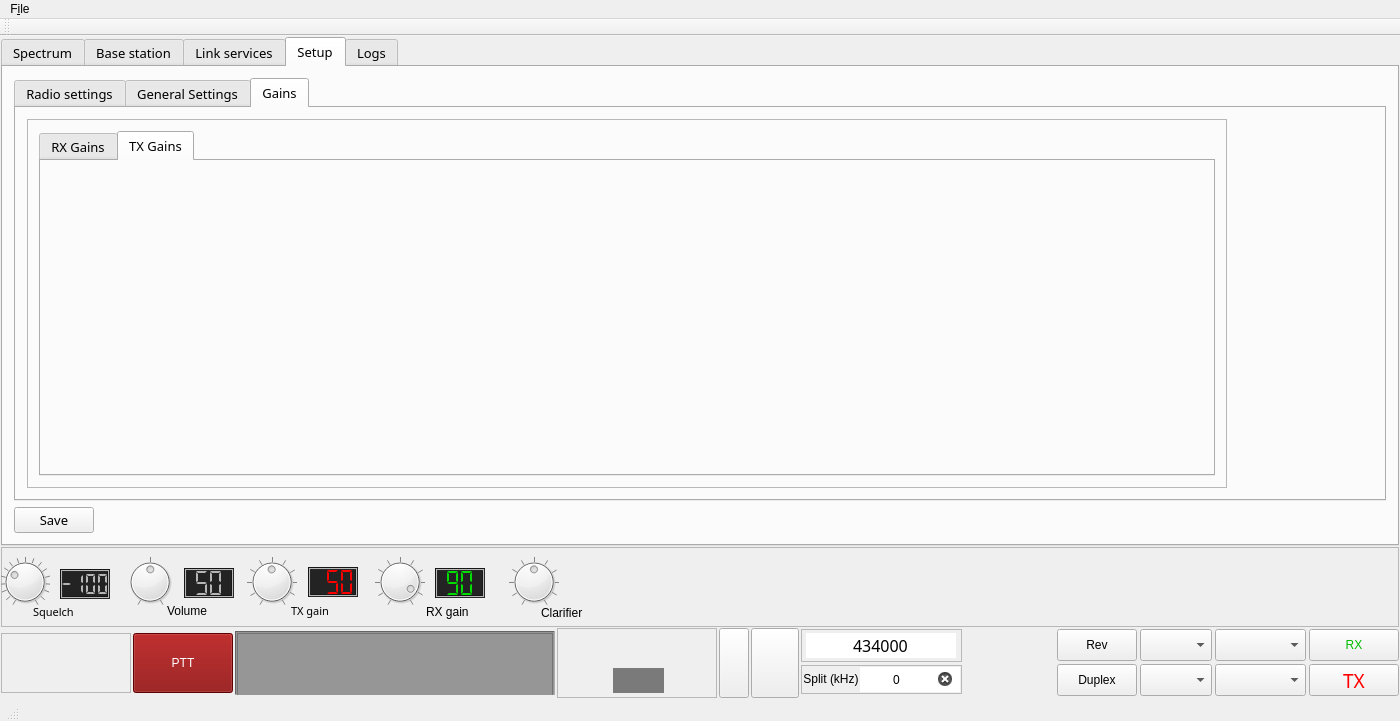
Above: mainwindow.ui from qradiolink/qradiolink before the change. Below: the same form after it.
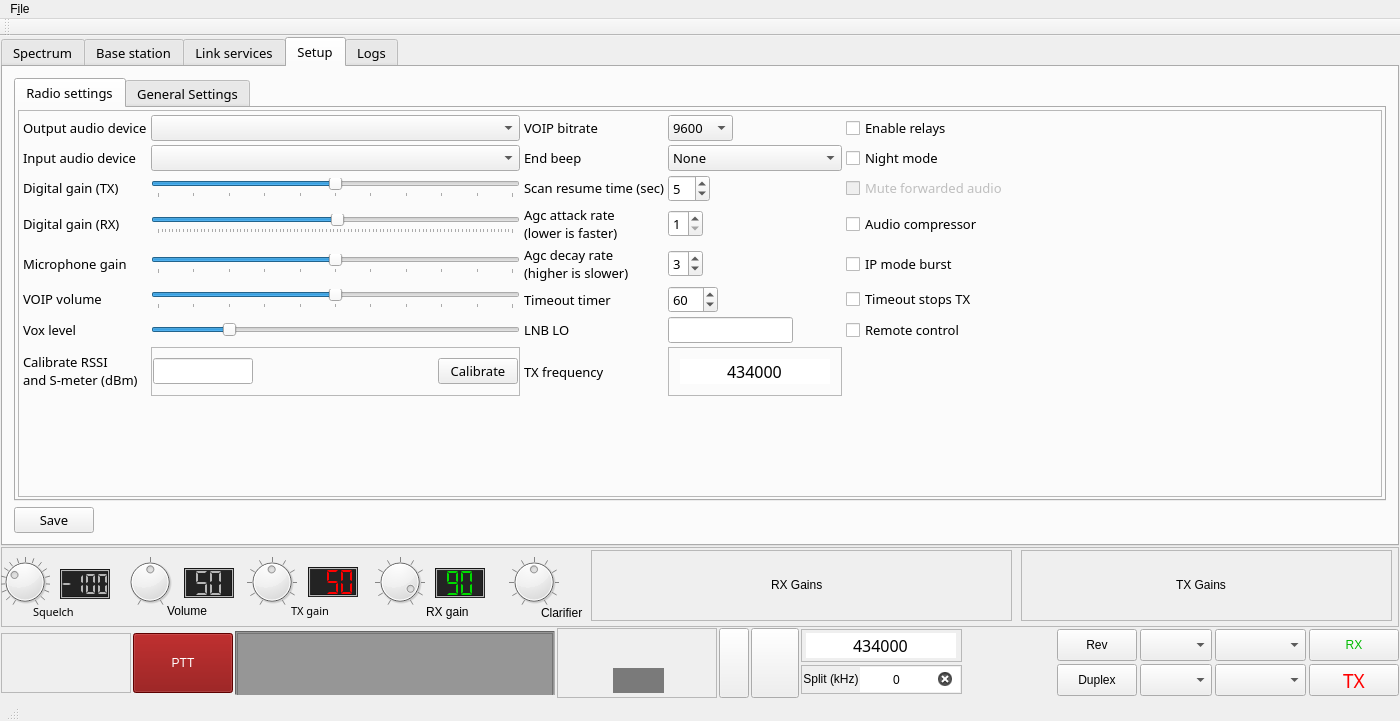
That is the form after the change. The open tabs and pages were chosen to show the change. Icons and pictures are not drawn. Custom widgets are drawn as their Qt base class.

Commit message: Move gain sliders to menu bar and fix issue with tx gains adjust

Diff of the .ui file:
```diff
--- a/mainwindow.ui
+++ b/mainwindow.ui
@@ -4194,62 +4194,6 @@
               </item>
              </layout>
             </widget>
-            <widget class="QWidget" name="tab_7">
-             <attribute name="title">
-              <string>Gains</string>
-             </attribute>
-             <layout class="QVBoxLayout" name="verticalLayout_13">
-              <item>
-               <widget class="QFrame" name="rxGainsFrame">
-                <property name="sizePolicy">
-                 <sizepolicy hsizetype="MinimumExpanding" vsizetype="MinimumExpanding">
-                  <horstretch>0</horstretch>
-                  <verstretch>0</verstretch>
-                 </sizepolicy>
-                </property>
-                <property name="minimumSize">
-                 <size>
-                  <width>250</width>
-                  <height>200</height>
-                 </size>
-                </property>
-                <property name="maximumSize">
-                 <size>
-                  <width>1200</width>
-                  <height>400</height>
-                 </size>
-                </property>
-                <property name="frameShape">
-                 <enum>QFrame::StyledPanel</enum>
-                </property>
-                <property name="frameShadow">
-                 <enum>QFrame::Raised</enum>
-                </property>
-                <layout class="QVBoxLayout" name="verticalLayout_10">
-                 <item>
-                  <widget class="QTabWidget" name="tabWidget_3">
-                   <property name="currentIndex">
-                    <number>1</number>
-                   </property>
-                   <widget class="QWidget" name="rxGainsTab">
-                    <attribute name="title">
-                     <string>RX Gains</string>
-                    </attribute>
-                    <layout class="QVBoxLayout" name="verticalLayout_11"/>
-                   </widget>
-                   <widget class="QWidget" name="txGainsTab">
-                    <attribute name="title">
-                     <string>TX Gains</string>
-                    </attribute>
-                    <layout class="QVBoxLayout" name="verticalLayout_12"/>
-                   </widget>
-                  </widget>
-                 </item>
-                </layout>
-               </widget>
-              </item>
-             </layout>
-            </widget>
            </widget>
           </item>
           <item>
@@ -4905,6 +4849,92 @@
           <string>Clarifier</string>
          </property>
         </widget>
+        <widget class="QFrame" name="rxGainsFrameMenu">
+         <property name="geometry">
+          <rect>
+           <x>590</x>
+           <y>3</y>
+           <width>421</width>
+           <height>71</height>
+          </rect>
+         </property>
+         <property name="sizePolicy">
+          <sizepolicy hsizetype="Fixed" vsizetype="Fixed">
+           <horstretch>0</horstretch>
+           <verstretch>0</verstretch>
+          </sizepolicy>
+         </property>
+         <property name="minimumSize">
+          <size>
+           <width>200</width>
+           <height>0</height>
+          </size>
+         </property>
+         <property name="frameShape">
+          <enum>QFrame::StyledPanel</enum>
+         </property>
+         <property name="frameShadow">
+          <enum>QFrame::Raised</enum>
+         </property>
+         <layout class="QHBoxLayout" name="horizontalLayout_11">
+          <item>
+           <widget class="QLabel" name="label_21">
+            <property name="maximumSize">
+             <size>
+              <width>60</width>
+              <height>20</height>
+             </size>
+            </property>
+            <property name="text">
+             <string>RX Gains</string>
+            </property>
+           </widget>
+          </item>
+         </layout>
+        </widget>
+        <widget class="QFrame" name="txGainsFrameMenu">
+         <property name="geometry">
+          <rect>
+           <x>1020</x>
+           <y>3</y>
+           <width>371</width>
+           <height>71</height>
+          </rect>
+         </property>
+         <property name="sizePolicy">
+          <sizepolicy hsizetype="Fixed" vsizetype="Fixed">
+           <horstretch>0</horstretch>
+           <verstretch>0</verstretch>
+          </sizepolicy>
+         </property>
+         <property name="minimumSize">
+          <size>
+           <width>200</width>
+           <height>0</height>
+          </size>
+         </property>
+         <property name="frameShape">
+          <enum>QFrame::StyledPanel</enum>
+         </property>
+         <property name="frameShadow">
+          <enum>QFrame::Raised</enum>
+         </property>
+         <layout class="QHBoxLayout" name="horizontalLayout_12">
+          <item>
+           <widget class="QLabel" name="label_50">
+            <property name="maximumSize">
+             <size>
+              <width>60</width>
+              <height>20</height>
+             </size>
+            </property>
+            <property name="text">
+             <string>TX Gains</string>
+            </property>
+           </widget>
+          </item>
+         </layout>
+        </widget>
        </widget>
       </item>
       <item>
```
The commit also changes 2 other files.
